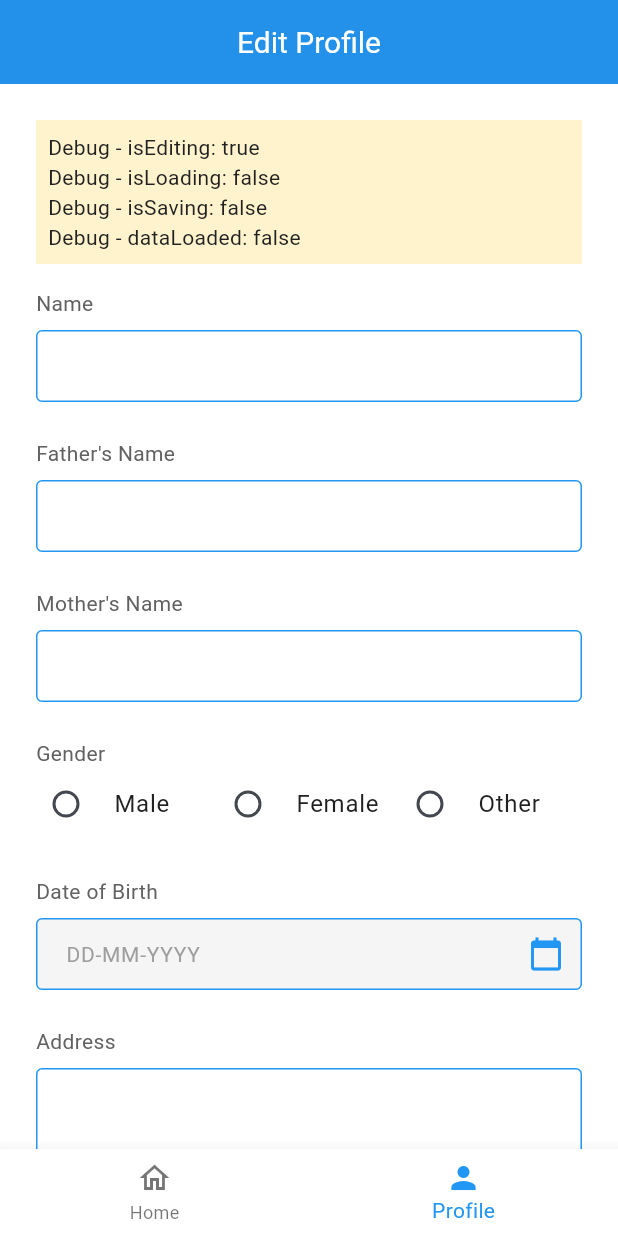
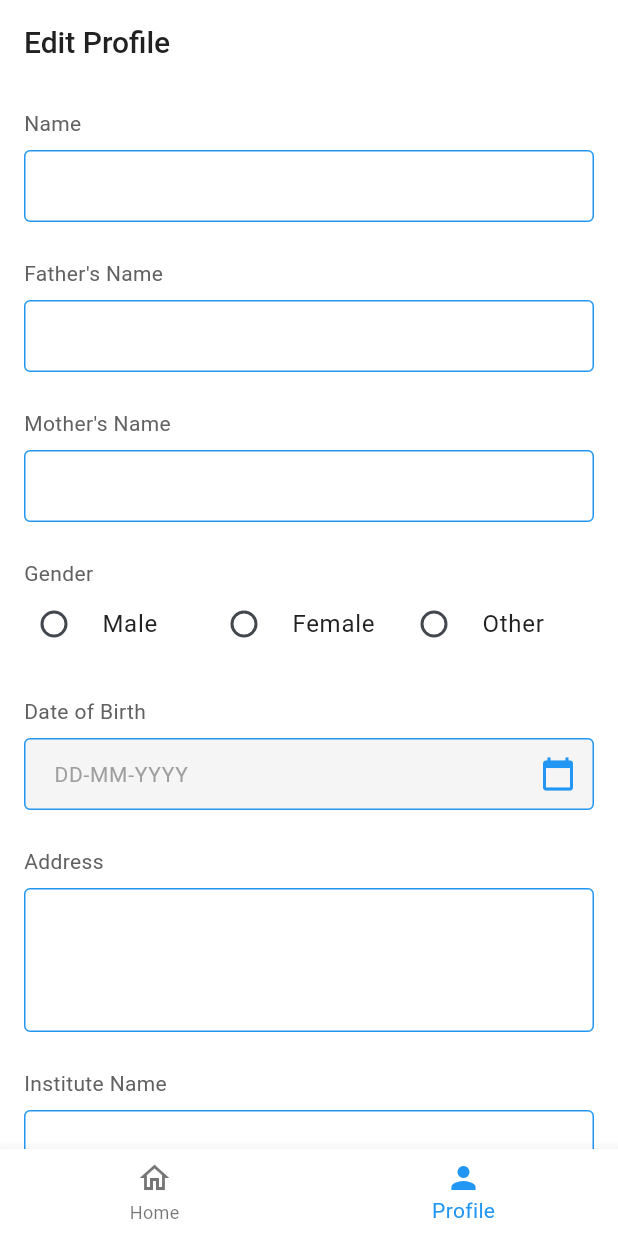
Before and after one commit to arunanksharan/seeker_flutter, a Flutter app: the ProfileScreen screen opened by its route, on a phone screen of 412 x 824 dp. Run offline on Flutter 3.47's test engine with Material 3 defaults, Android fonts, the phone set to English and light mode, and no system bars; our stand-ins replace dio, firebase_auth, firebase_core, flutter_riverpod, flutter_secure_storage, freezed_annotation and 2 more; missing offline and left inert: phone_number; accounts and stored records are empty; network calls fail.

Commit message:
[fix]: fix styling issues to make it consistent with the origianl app

```diff
--- a/lib/features/profile/presentation/screens/profile_screen.dart
+++ b/lib/features/profile/presentation/screens/profile_screen.dart
@@ -113,7 +113,9 @@ class _ProfileScreenState extends ConsumerState<ProfileScreen> {
     logger.d("ProfileScreen: Setting up state listener");
     ref.listen<ProfileState>(profileNotifierProvider, (previous, next) {
       logger.d("ProfileScreen: ProfileState changed");
-      logger.d("ProfileScreen: isLoading: ${next.isLoading}, dataLoaded: ${next.dataLoaded}");
+      logger.d(
+        "ProfileScreen: isLoading: ${next.isLoading}, dataLoaded: ${next.dataLoaded}",
+      );
 
       // Only update fields if data is loaded and not in edit mode
       if (next.dataLoaded && !next.isLoading && !next.isEditing) {
@@ -148,8 +150,12 @@ class _ProfileScreenState extends ConsumerState<ProfileScreen> {
   void _initializeFormFields({Map<String, dynamic>? profileData}) {
     final data = profileData ?? ref.read(profileNotifierProvider).profileData;
     if (mounted) {
-      logger.d("ProfileScreen: Initializing/Updating form controllers with data: $data");
-      logger.d("ProfileScreen: Data has ${data.length} fields with keys: ${data.keys.toList()}");
+      logger.d(
+        "ProfileScreen: Initializing/Updating form controllers with data: $data",
+      );
+      logger.d(
+        "ProfileScreen: Data has ${data.length} fields with keys: ${data.keys.toList()}",
+      );
 
       for (var field in _formFields) {
         final key = field['key'] as String;
@@ -222,8 +228,12 @@ class _ProfileScreenState extends ConsumerState<ProfileScreen> {
     final profileData = state.profileData;
 
     final theme = Theme.of(context);
+    final textTheme = theme.textTheme;
+    final colorScheme = theme.colorScheme;
 
-    logger.d("ProfileScreen: Building UI - isLoading: ${state.isLoading}, dataLoaded: ${state.dataLoaded}, isEditing: ${state.isEditing}");
+    logger.d(
+      "ProfileScreen: Building UI - isLoading: ${state.isLoading}, dataLoaded: ${state.dataLoaded}, isEditing: ${state.isEditing}",
+    );
 
     // Handle initial loading state
     if (state.isLoading && !state.dataLoaded) {
@@ -242,20 +252,37 @@ class _ProfileScreenState extends ConsumerState<ProfileScreen> {
 
     return Scaffold(
       appBar: AppBar(
-        title: Text(state.isEditing ? 'Edit Profile' : 'View Profile'),
+        elevation: 0,
+        backgroundColor: theme.scaffoldBackgroundColor,
+        foregroundColor: theme.colorScheme.onSurface,
+        titleSpacing: 0,
+        centerTitle: false,
+
+        title: Padding(
+          padding: const EdgeInsets.only(left: 16.0),
+          child: Text(
+            state.isEditing ? 'Edit Profile' : 'View Profile',
+            style: textTheme.headlineMedium,
+          ),
+        ),
         actions: [
           // Toggle Edit/Cancel Button
           if (state.dataLoaded) // Show only if data loaded ok
             TextButton(
-              onPressed: state.isSaving
+              onPressed:
+                  state.isSaving
                       ? null
                       : () {
-                      logger.d("Edit/Cancel button pressed, current isEditing: ${state.isEditing}");
+                        logger.d(
+                          "Edit/Cancel button pressed, current isEditing: ${state.isEditing}",
+                        );
                         notifier.setEditMode(!state.isEditing);
                       },
               child: Text(
                 state.isEditing ? 'Cancel' : 'Edit',
-                style: const TextStyle(color: Colors.white),
+                style: textTheme.titleMedium?.copyWith(
+                  color: colorScheme.primary,
+                ),
               ),
             ),
           const SizedBox(width: 8),
@@ -274,26 +301,27 @@ class _ProfileScreenState extends ConsumerState<ProfileScreen> {
             children: [
               // Main form content
               SingleChildScrollView(
-                physics: const AlwaysScrollableScrollPhysics(), // Always allow scrolling
-                padding: const EdgeInsets.all(24.0),
+                physics:
+                    const AlwaysScrollableScrollPhysics(), // Always allow scrolling
+                padding: const EdgeInsets.all(16.0),
                 child: Column(
                   crossAxisAlignment: CrossAxisAlignment.stretch,
                   children: [
-                    // Debug info for development
-                    Container(
-                      padding: const EdgeInsets.all(8),
-                      color: Colors.amber.withOpacity(0.2),
-                      child: Column(
-                        crossAxisAlignment: CrossAxisAlignment.start,
-                        children: [
-                          Text("Debug - isEditing: ${state.isEditing}"),
-                          Text("Debug - isLoading: ${state.isLoading}"),
-                          Text("Debug - isSaving: ${state.isSaving}"),
-                          Text("Debug - dataLoaded: ${state.dataLoaded}"),
-                        ],
-                      ),
-                    ),
-                    const SizedBox(height: 16),
+                    // // Debug info for development
+                    // Container(
+                    //   padding: const EdgeInsets.all(8),
+                    //   color: Colors.amber.withOpacity(0.2),
+                    //   child: Column(
+                    //     crossAxisAlignment: CrossAxisAlignment.start,
+                    //     children: [
+                    //       Text("Debug - isEditing: ${state.isEditing}"),
+                    //       Text("Debug - isLoading: ${state.isLoading}"),
+                    //       Text("Debug - isSaving: ${state.isSaving}"),
+                    //       Text("Debug - dataLoaded: ${state.dataLoaded}"),
+                    //     ],
+                    //   ),
+                    // ),
+                    // const SizedBox(height: 16),
 
                     // Form with fields
                     Form(
@@ -311,13 +339,17 @@ class _ProfileScreenState extends ConsumerState<ProfileScreen> {
                                   notifier,
                                 ),
                               )
-                              .expand((widget) => [widget, const SizedBox(height: 24)]),
+                              .expand(
+                                (widget) => [
+                                  widget,
+                                  const SizedBox(height: 24),
+                                ],
+                              ),
                         ],
                       ),
                     ),
 
                     const SizedBox(height: 16), // Space before save button
-
                     // Save Button (visible only in edit mode)
                     if (state.isEditing)
                       Center(
@@ -326,9 +358,13 @@ class _ProfileScreenState extends ConsumerState<ProfileScreen> {
                           style: ElevatedButton.styleFrom(
                             backgroundColor: Theme.of(context).primaryColor,
                             foregroundColor: Colors.white,
-                            padding: const EdgeInsets.symmetric(horizontal: 32, vertical: 12),
+                            padding: const EdgeInsets.symmetric(
+                              horizontal: 32,
+                              vertical: 12,
                             ),
-                          child: state.isSaving
+                          ),
+                          child:
+                              state.isSaving
                                   ? const SizedBox(
                                     width: 20,
                                     height: 20,
@@ -365,15 +401,14 @@ class _ProfileScreenState extends ConsumerState<ProfileScreen> {
               if (state.isSaving)
                 Container(
                   color: Colors.black.withOpacity(0.1),
-                  child: const Center(
-                    child: CircularProgressIndicator(),
-                  ),
+                  child: const Center(child: CircularProgressIndicator()),
                 ),
             ],
           ),
         ),
       ),
-      floatingActionButton: state.isEditing
+      floatingActionButton:
+          state.isEditing
               ? null
               : FloatingActionButton(
                 onPressed: () {
@@ -405,7 +440,9 @@ class _ProfileScreenState extends ConsumerState<ProfileScreen> {
     final controller = _controllers[key];
     final currentValue = currentData[key];
 
-    logger.d("Building field '$key' with isEditing=$isEditing, currentValue=$currentValue");
+    logger.d(
+      "Building field '$key' with isEditing=$isEditing, currentValue=$currentValue",
+    );
 
     // IMPORTANT: Set the controller text value directly here to ensure it's always up to date
     if (controller != null && currentValue != null) {
```
Also changed, not shown: lib/features/auth/presentation/screens/login_screen.dart (+26 -17 lines), lib/features/home/presentation/screens/home_screen.dart (+16 -10 lines). Lines whose indentation alone changed are shown as unchanged.
